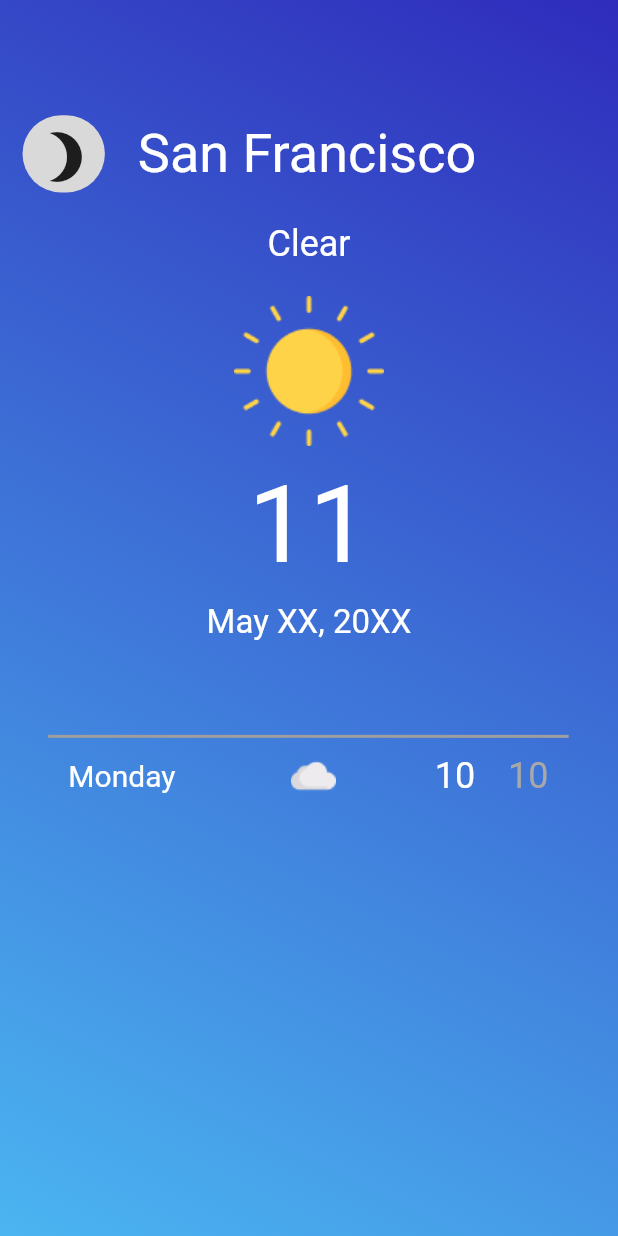
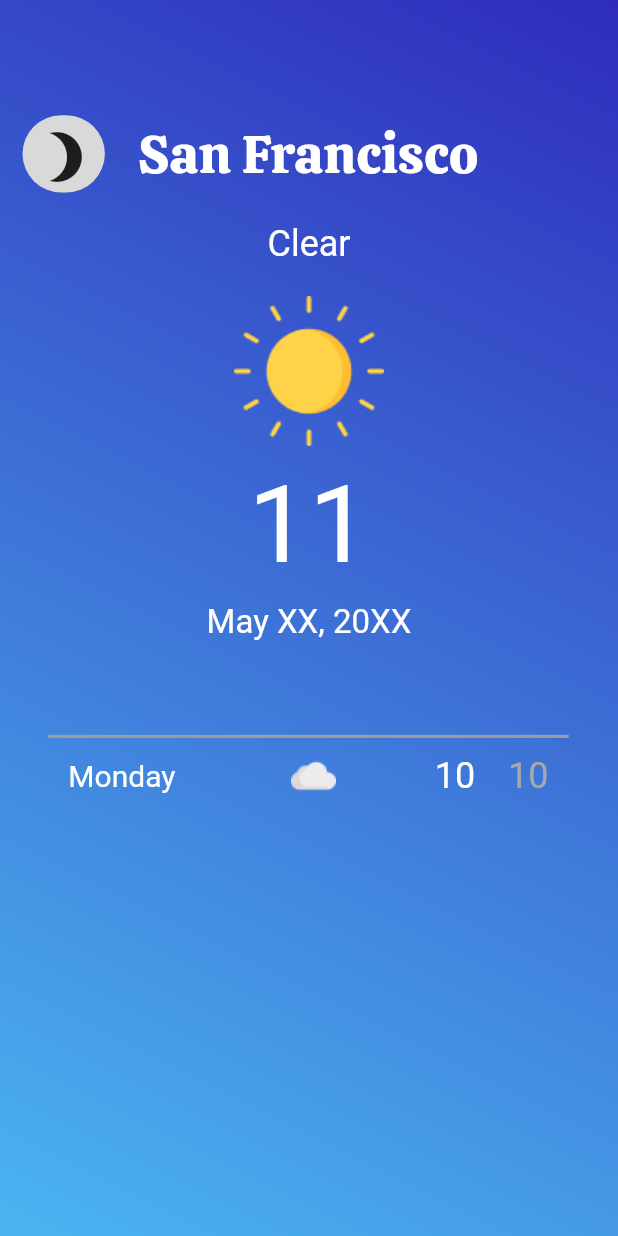
Before and after one commit to chiefbaki/flutter_weather, a Flutter app: the screen it shows after launch, on a phone screen of 412 x 824 dp. Run offline on Flutter 3.47's test engine with Material 2 defaults, Android fonts, the phone set to English and light mode, and no system bars; our stand-ins replace flutter_screenutil.

Commit message:
added assets

```diff
--- a/lib/presentation/theme/app_fonts.dart
+++ b/lib/presentation/theme/app_fonts.dart
@@ -1,9 +1,14 @@
 import 'package:flutter/material.dart';
 
-abstract class AppFonts{
-  static TextStyle s36w400 = TextStyle(fontSize: 36, fontWeight: FontWeight.w400);
-  static TextStyle s24w400 = TextStyle(fontSize: 24, fontWeight: FontWeight.w400);
-  static TextStyle s72w700 = TextStyle(fontSize: 72, fontWeight: FontWeight.w400);
-  static TextStyle s22w400 = TextStyle(fontSize: 22, fontWeight: FontWeight.w400);
-  static TextStyle s20w400 = TextStyle(fontSize: 20, fontWeight: FontWeight.w400);
+abstract class AppFonts {
+  static TextStyle s36w400 = TextStyle(
+      fontSize: 36, fontWeight: FontWeight.w400, fontFamily: "Calistoga");
+  static TextStyle s24w400 = TextStyle(
+      fontSize: 24, fontWeight: FontWeight.w400, fontFamily: "Roboto");
+  static TextStyle s72w700 = TextStyle(
+      fontSize: 72, fontWeight: FontWeight.w400, fontFamily: "Roboto");
+  static TextStyle s22w400 = TextStyle(
+      fontSize: 22, fontWeight: FontWeight.w400, fontFamily: "Roboto");
+  static TextStyle s20w400 = TextStyle(
+      fontSize: 20, fontWeight: FontWeight.w400, fontFamily: "Roboto");
 }
--- a/lib/presentation/widgets/weather_row.dart
+++ b/lib/presentation/widgets/weather_row.dart
@@ -1,7 +1,5 @@
 import 'package:flutter/material.dart';
-import 'package:flutter_screenutil/flutter_screenutil.dart';
-import 'package:weather/presentation/theme/app_colors.dart';
-import 'package:weather/presentation/theme/app_fonts.dart';
+import 'package:weather/presentation/widgets/weather_row_item.dart';
 
 class WeatherRow extends StatefulWidget {
   const WeatherRow({super.key});
@@ -20,58 +18,3 @@ class _WeatherRowState extends State<WeatherRow> {
     );
   }
 }
-
-class WeatherRowItem extends StatefulWidget {
-  const WeatherRowItem({super.key});
-
-  @override
-  State<WeatherRowItem> createState() => _WeatherRowItemState();
-}
-
-class _WeatherRowItemState extends State<WeatherRowItem> {
-  @override
-  Widget build(BuildContext context) {
-    return Column(
-      children: [
-        Container(
-          height: 2,
-          width: 347,
-          color: Colors.grey,
-        ),
-        SizedBox(
-          height: 10.h,
-        ),
-        Container(
-          width: 347.w,
-          child: Row(
-            mainAxisAlignment: MainAxisAlignment.center,
-            children: [
-              Text(
-                "Monday",
-                style: AppFonts.s20w400.copyWith(color: Colors.white),
-              ),
-              SizedBox(
-                width: 70.w,
-              ),
-              Image.asset("assets/img/cloud1.png"),
-              SizedBox(
-                width: 60.w,
-              ),
-              Text(
-                "10",
-                style: AppFonts.s24w400.copyWith(color: Colors.white),
-              ),
-              SizedBox(
-                width: 20.w,
-              ),
-              Text(
-                "10",
-                style: AppFonts.s24w400.copyWith(color: AppColors.tempColor),
-              ),
-            ],
-          ),
-        ),
-      ],
-    );
-  }
-}
--- a/lib/presentation/widgets/weather_row_item.dart
+++ b/lib/presentation/widgets/weather_row_item.dart
@@ -0,0 +1,59 @@
+import 'package:flutter/material.dart';
+import 'package:flutter_screenutil/flutter_screenutil.dart';
+import 'package:weather/presentation/theme/app_colors.dart';
+import 'package:weather/presentation/theme/app_fonts.dart';
+
+class WeatherRowItem extends StatefulWidget {
+  const WeatherRowItem({super.key});
+
+  @override
+  State<WeatherRowItem> createState() => _WeatherRowItemState();
+}
+
+class _WeatherRowItemState extends State<WeatherRowItem> {
+  @override
+  Widget build(BuildContext context) {
+    return Column(
+      children: [
+        Container(
+          height: 2,
+          width: 347,
+          color: Colors.grey,
+        ),
+        SizedBox(
+          height: 10.h,
+        ),
+        Container(
+          width: 347.w,
+          child: Row(
+            mainAxisAlignment: MainAxisAlignment.center,
+            children: [
+              Text(
+                "Monday",
+                style: AppFonts.s20w400.copyWith(color: Colors.white),
+              ),
+              SizedBox(
+                width: 70.w,
+              ),
+              Image.asset("assets/img/cloud1.png"),
+              SizedBox(
+                width: 60.w,
+              ),
+              Text(
+                "10",
+                style: AppFonts.s24w400.copyWith(color: Colors.white),
+              ),
+              SizedBox(
+                width: 20.w,
+              ),
+              Text(
+                "10",
+                style: AppFonts.s24w400.copyWith(color: AppColors.tempColor),
+              ),
+            ],
+          ),
+        ),
+      ],
+    );
+  }
+}
```
Also changed, not shown: pubspec.yaml (+9 -7 lines), assets/fonts/Calistoga-Regular.ttf (added), assets/img/crescent-moon1.png (added), assets/img/rain1.png (added), assets/img/snowflake1.png (added), assets/img/sun2.png (added).
